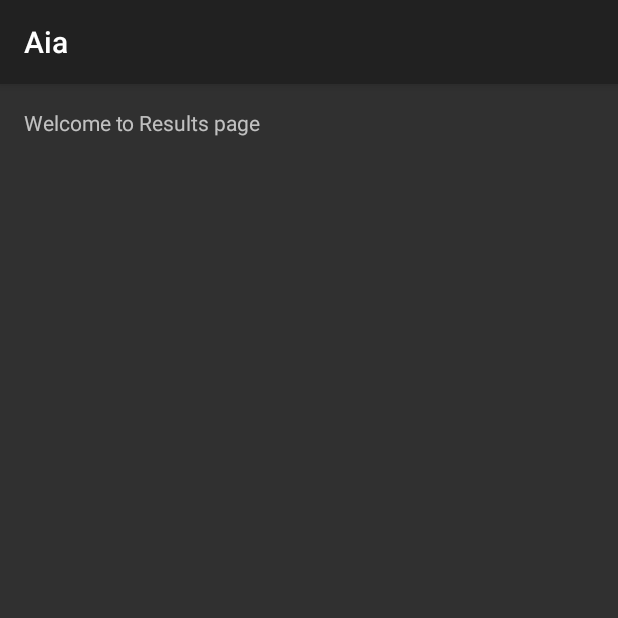
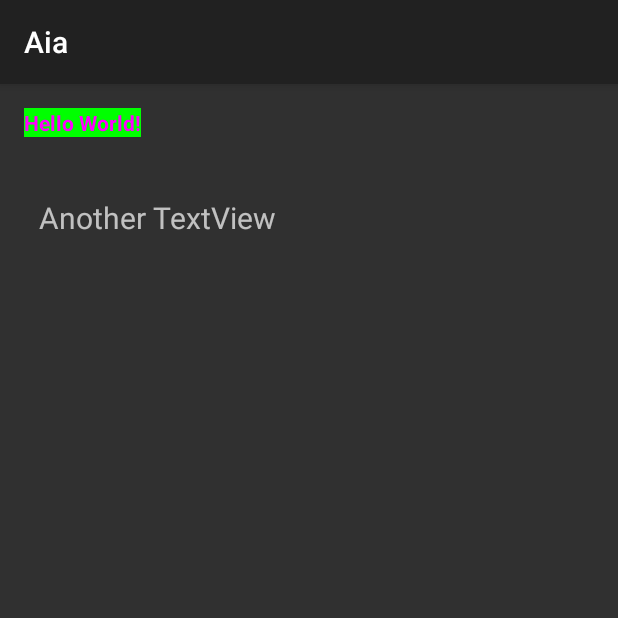
Before and after one commit to tuf07378/ingredscan, an Android app: the ResultsActivity screen opened directly, with no data from a screen before it, on a phone screen of 412 x 824 dp, the top half of it. Run offline under Robolectric (Android 15) with nearby library versions, the phone set to English and light mode, and no system bars; 6 statements that could not run were skipped.

Commit message:
WE IN THIS

```diff
--- a/Ingredient Scanner/src/main/java/edu/sfsu/cs/orange/ocr/CaptureActivity.java
+++ b/Ingredient Scanner/src/main/java/edu/sfsu/cs/orange/ocr/CaptureActivity.java
@@ -822,28 +822,19 @@ public final class CaptureActivity extends Activity implements SurfaceHolder.Cal
     TextView ocrResultTextView = (TextView) findViewById(R.id.ocr_result_text_view);
 
 
-
+   /*
     DataBaseHelper myDbHelper = new DataBaseHelper(this);
     myDbHelper = new DataBaseHelper(this);
 
     try {
-
       myDbHelper.createDataBase();
-
     } catch (IOException ioe) {
-
       throw new Error("Unable to create database");
-
     }
-
     try {
-
       myDbHelper.openDataBase();
-
     } catch (SQLException sqle) {
-
       throw sqle;
-
     }
 
     String ocrText = ocrResult.getText();
@@ -853,8 +844,16 @@ public final class CaptureActivity extends Activity implements SurfaceHolder.Cal
 
     String finalResults = "OCR text:\n" + ocrText  + "\n" + "Main Results: " +   mainResultsInfo + "\n" + ingredientsNotFound;
 
+    */
+
     /******** Final output text after camera button is hit  ocrResultsTextView.setText(ocrResult.getText())  ************/
-    ocrResultTextView.setText(finalResults);
+
+    String ocrText = ocrResult.getText();
+    Intent intent = new Intent(this, ResultsActivity.class);
+    intent.putExtra("ocrText", ocrText);
+    startActivity(intent);
+
+    ocrResultTextView.setText("hardcoded text");
 
 
     // Crudely scale betweeen 22 and 32 -- bigger font for shorter text
--- a/Ingredient Scanner/src/main/java/edu/sfsu/cs/orange/ocr/ResultsActivity.java
+++ b/Ingredient Scanner/src/main/java/edu/sfsu/cs/orange/ocr/ResultsActivity.java
@@ -1,13 +1,85 @@
 package edu.sfsu.cs.orange.ocr;
 
+import android.database.SQLException;
 import android.support.v7.app.AppCompatActivity;
 import android.os.Bundle;
+import android.app.Activity;
+import android.graphics.Color;
+import android.view.View;
+import android.widget.TextView;
+import android.widget.Toast;
+
+import java.io.IOException;
+
+import edu.sfsu.cs.orange.ocr.database.DataBaseHelper;
+
 
 public class ResultsActivity extends AppCompatActivity {
 
-    @Override
+    private TextView text2;
+    private TextView resultsView;
+
     protected void onCreate(Bundle savedInstanceState) {
         super.onCreate(savedInstanceState);
         setContentView(R.layout.activity_results);
+
+        text2 = (TextView) findViewById(R.id.text2);
+
+        text2.setOnClickListener(new View.OnClickListener() {
+            public void onClick(View v) {
+                Toast.makeText(getApplicationContext(), "Text2 was clicked",
+                        Toast.LENGTH_LONG).show();
+                text2.setText("Visit us: http://examples.javacodegeeks.com");
+
+                if (text2.getLinksClickable() == true) {
+                    text2.setLinkTextColor(Color.BLUE);
+                }
+            }
+
+        });
+
+    }
+
+    @Override
+    protected void onResume() {
+        super.onResume();
+        Bundle bundle = getIntent().getExtras();
+        String ocrText = bundle.getString("ocrText");
+        String str1= "spaghetti";
+        String str2 = "meatballs";
+        String str3 = str1 + " and " + str2;
+        resultsView = (TextView) findViewById(R.id.results_view);
+
+        DataBaseHelper myDbHelper = new DataBaseHelper(this);
+    myDbHelper = new DataBaseHelper(this);
+
+    try {
+
+      myDbHelper.createDataBase();
+
+    } catch (IOException ioe) {
+
+      throw new Error("Unable to create database");
+
+    }
+
+    try {
+
+      myDbHelper.openDataBase();
+
+    } catch (SQLException sqle) {
+
+      throw sqle;
+
+    }
+
+    String[] allergens = {"Dairy", "Artificial Sweetener", "Carcinogenic"};
+    String mainResultsInfo = myDbHelper.resultsInfo(ocrText, allergens);
+    String ingredientsNotFound = myDbHelper.foodNotFoundList(ocrText);
+
+    String finalResults = "OCR text:\n" + ocrText  + "\n" + "Main Results: " +   mainResultsInfo + "\n" + ingredientsNotFound;
+
+        resultsView.setText(mainResultsInfo);
+
     }
 }
--- a/Ingredient Scanner/src/main/res/layout/activity_results.xml
+++ b/Ingredient Scanner/src/main/res/layout/activity_results.xml
@@ -12,8 +12,41 @@
     <TextView
         android:layout_width="wrap_content"
         android:layout_height="wrap_content"
-        android:text="Welcome to Results page"
-        android:id="@+id/textView2"
+        android:id="@+id/text1"
+        android:text="@string/hello_world"
+        android:textStyle="bold"
+        android:textColor="#ff00ff"
+        android:background="#00ff00"
+        android:textColorHighlight="#000000"
+        android:textIsSelectable="true"
         android:layout_alignParentTop="true"
+        android:layout_alignParentLeft="true"
         android:layout_alignParentStart="true" />
+
+    <TextView
+        android:layout_width="fill_parent"
+        android:layout_height="wrap_content"
+        android:paddingLeft="10dp"
+        android:lines="2"
+        android:id="@+id/text2"
+        android:clickable="true"
+        android:text="Another TextView"
+        android:autoLink="all"
+        android:fontFamily="Arial"
+        android:typeface="serif"
+        android:textSize="20sp"
+        android:layout_below="@+id/text1"
+        android:layout_alignParentLeft="true"
+        android:layout_alignParentStart="true"
+        android:layout_marginTop="40dp" />
+
+    <TextView
+        android:layout_width="wrap_content"
+        android:layout_height="wrap_content"
+        android:text="&quot;Meaty&quot;"
+        android:id="@+id/results_view"
+        android:layout_below="@+id/text2"
+        android:layout_alignParentLeft="true"
+        android:layout_alignParentStart="true" />
+
 </RelativeLayout>
--- a/Ingredient Scanner/src/main/res/values/strings.xml
+++ b/Ingredient Scanner/src/main/res/values/strings.xml
@@ -15,5 +15,7 @@
  limitations under the License.
  -->
 <resources>
-    <string name="app_name">OCR Test</string>
+ <string name="app_name">OCR Test</string>
+ <string name="hello_world">Hello World!</string>
+
 </resources>
```
